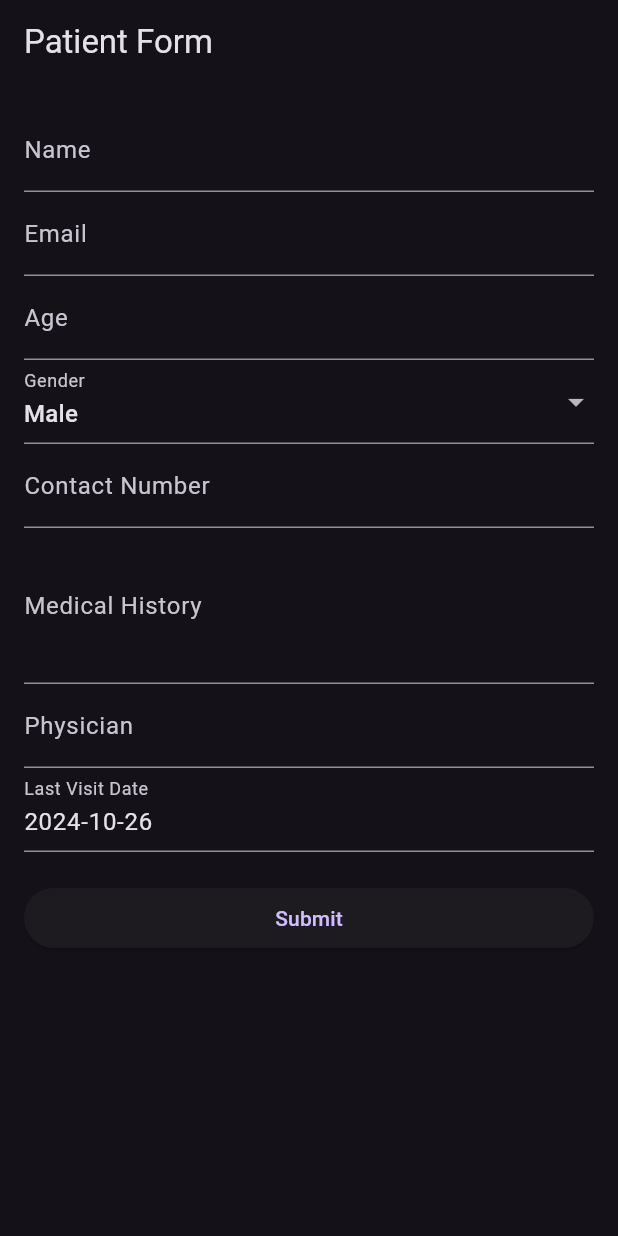
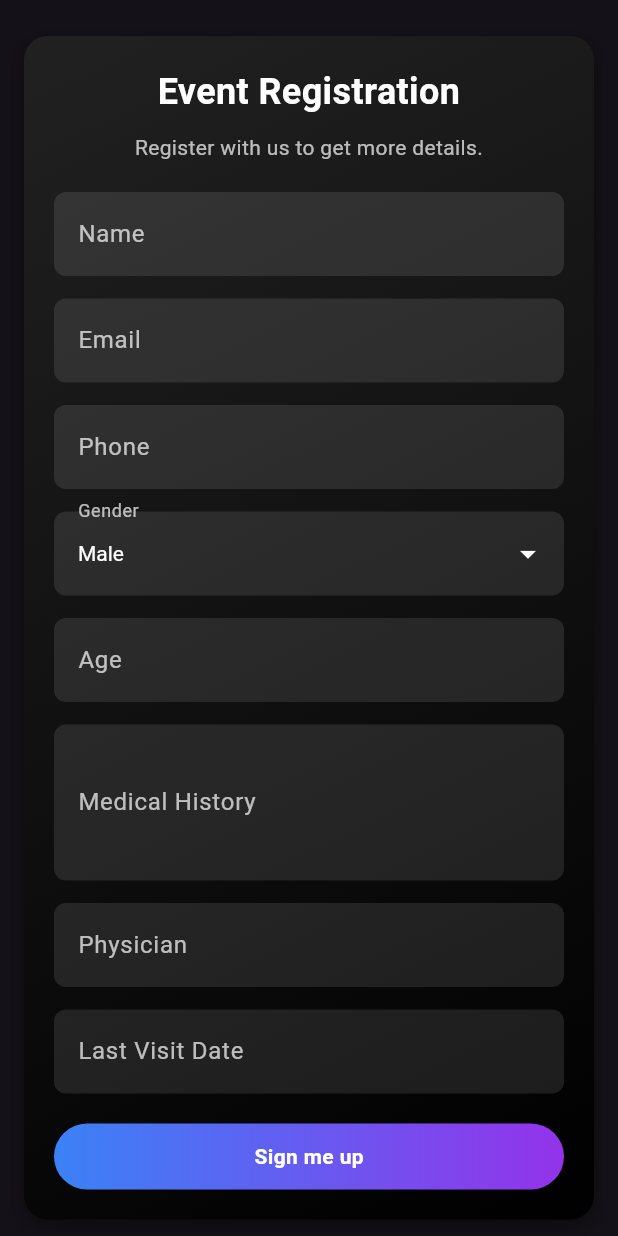
Before and after one commit to Agile-Avenger/app, a Flutter app: the PatientForm screen opened directly with empty values, on a phone screen of 412 x 824 dp. Run offline on Flutter 3.47's test engine with Material 3 defaults, Android fonts, the phone set to English and light mode, and no system bars; our stand-ins replace file_picker, firebase_auth, firebase_core, flutter_animate, font_awesome_flutter, google_sign_in and 2 more; accounts and stored records are empty.

Commit message:
update code

```diff
--- a/flutter_frontend/lib/pages/patient_form.dart
+++ b/flutter_frontend/lib/pages/patient_form.dart
@@ -1,11 +1,11 @@
 import 'package:flutter/material.dart';
-import 'package:intl/intl.dart'; // Import for date formatting
+import 'package:flutter_frontend/pages/home_page.dart';
+import 'package:intl/intl.dart';
 
 class PatientForm extends StatefulWidget {
   final String userEmail;
   final String userName;
 
-  // Constructor to accept the user's email and name
   PatientForm({required this.userEmail, required this.userName});
 
   @override
@@ -26,152 +26,253 @@ class _PatientFormState extends State<PatientForm> {
   @override
   void initState() {
     super.initState();
-    name = widget.userName; // Set default name from login
-    email = widget.userEmail; // Set default email from login
+    name = widget.userName;
+    email = widget.userEmail;
   }
 
   @override
   Widget build(BuildContext context) {
     return Scaffold(
-      appBar: AppBar(title: const Text('Patient Form')),
-      body: Padding(
-        padding: const EdgeInsets.all(16.0),
+      body: Center(
+        child: SingleChildScrollView(
+          padding: const EdgeInsets.symmetric(horizontal: 16.0, vertical: 24.0),
+          child: Container(
+            width: 800, // Set desired width for the card
+            padding: const EdgeInsets.all(20),
+            decoration: BoxDecoration(
+              borderRadius: BorderRadius.circular(16),
+              gradient: LinearGradient(
+                colors: [Colors.grey.shade900, Colors.black],
+                begin: Alignment.topLeft,
+                end: Alignment.bottomRight,
+              ),
+              boxShadow: [
+                const BoxShadow(
+                  color: Colors.black45,
+                  blurRadius: 10,
+                  offset: Offset(0, 4),
+                ),
+              ],
+            ),
             child: Form(
               key: _formKey,
-          child: ListView(
+              child: Column(
+                crossAxisAlignment: CrossAxisAlignment.stretch,
                 children: [
-              TextFormField(
+                  const Text(
+                    'Event Registration',
+                    style: TextStyle(
+                      color: Colors.white,
+                      fontSize: 24,
+                      fontWeight: FontWeight.bold,
+                    ),
+                    textAlign: TextAlign.center,
+                  ),
+                  const SizedBox(height: 10),
+                  const Text(
+                    'Register with us to get more details.',
+                    style: TextStyle(color: Colors.white70, fontSize: 14),
+                    textAlign: TextAlign.center,
+                  ),
+                  const SizedBox(height: 20),
+                  _buildTextField(
                     initialValue: name,
-                decoration: const InputDecoration(labelText: 'Name'),
-                validator: (value) {
-                  if (value == null || value.isEmpty) {
-                    return 'Please enter your name';
-                  }
-                  return null;
-                },
-                onChanged: (value) {
-                  name = value;
-                },
+                    label: 'Name',
+                    hint: 'Enter your name',
+                    validator: (value) => (value == null || value.isEmpty)
+                        ? 'Please enter your name'
+                        : null,
+                    onChanged: (value) => name = value,
                   ),
-              TextFormField(
+                  const SizedBox(height: 15),
+                  _buildTextField(
                     initialValue: email,
-                decoration: const InputDecoration(labelText: 'Email'),
-                validator: (value) {
-                  if (value == null ||
-                      value.isEmpty ||
-                      !RegExp(r'\S+@\S+\.\S+').hasMatch(value)) {
-                    return 'Please enter a valid email';
-                  }
-                  return null;
-                },
-                onChanged: (value) {
-                  email = value;
-                },
+                    label: 'Email',
+                    hint: 'Enter your email',
+                    validator: (value) => (value == null || value.isEmpty)
+                        ? 'Please enter your email'
+                        : null,
+                    onChanged: (value) => email = value,
                   ),
-              TextFormField(
-                decoration: const InputDecoration(labelText: 'Age'),
+                  const SizedBox(height: 15),
+                  _buildTextField(
+                    label: 'Phone',
+                    hint: 'Enter your contact number',
+                    keyboardType: TextInputType.phone,
+                    onChanged: (value) => number = value,
+                  ),
+                  const SizedBox(height: 15),
+                  _buildDropdown(
+                    value: gender,
+                    label: 'Gender',
+                    items: ['Male', 'Female', 'Other'],
+                    onChanged: (value) => setState(() => gender = value!),
+                  ),
+                  const SizedBox(height: 15),
+                  _buildTextField(
+                    label: 'Age',
+                    hint: 'Enter your age',
                     keyboardType: TextInputType.number,
-                validator: (value) {
-                  if (value == null || value.isEmpty) {
-                    return 'Please enter your age';
-                  }
-                  return null;
-                },
-                onChanged: (value) {
-                  age = int.tryParse(value) ?? 0;
-                },
+                    validator: (value) => (value == null || value.isEmpty)
+                        ? 'Please enter your age'
+                        : null,
+                    onChanged: (value) => age = int.tryParse(value) ?? 0,
                   ),
-              DropdownButtonFormField<String>(
-                value: gender,
-                decoration: const InputDecoration(labelText: 'Gender'),
-                items: <String>['Male', 'Female', 'Other']
-                    .map<DropdownMenuItem<String>>((String value) {
-                  return DropdownMenuItem<String>(
-                    value: value,
-                    child: Text(value),
-                  );
-                }).toList(),
-                onChanged: (value) {
-                  setState(() {
-                    gender = value!;
-                  });
-                },
+                  const SizedBox(height: 15),
+                  _buildTextField(
+                    label: 'Medical History',
+                    hint: 'Enter your medical history',
+                    maxLines: 3,
+                    onChanged: (value) => medicalHistory = value,
                   ),
-              TextFormField(
-                decoration: const InputDecoration(labelText: 'Contact Number'),
-                keyboardType: TextInputType.phone,
-                validator: (value) {
-                  if (value == null || value.isEmpty) {
-                    return 'Please enter your contact number';
-                  }
-                  return null;
-                },
-                onChanged: (value) {
-                  number = value;
-                },
+                  const SizedBox(height: 15),
+                  _buildTextField(
+                    label: 'Physician',
+                    hint: 'Enter your physician\'s name',
+                    onChanged: (value) => physician = value,
                   ),
-              TextFormField(
-                decoration: const InputDecoration(labelText: 'Medical History'),
-                maxLines: 3,
-                validator: (value) {
-                  if (value == null || value.isEmpty) {
-                    return 'Please enter your medical history';
-                  }
-                  return null;
-                },
-                onChanged: (value) {
-                  medicalHistory = value;
-                },
-              ),
-              TextFormField(
-                decoration: const InputDecoration(labelText: 'Physician'),
-                validator: (value) {
-                  if (value == null || value.isEmpty) {
-                    return 'Please enter your physician\'s name';
-                  }
-                  return null;
-                },
-                onChanged: (value) {
-                  physician = value;
-                },
-              ),
-              TextFormField(
-                decoration: const InputDecoration(labelText: 'Last Visit Date'),
-                readOnly: true,
+                  const SizedBox(height: 15),
+                  GestureDetector(
                     onTap: () async {
                       DateTime? pickedDate = await showDatePicker(
                         context: context,
                         initialDate: lastVisit,
                         firstDate: DateTime(2000),
                         lastDate: DateTime.now(),
+                        builder: (context, child) {
+                          return Theme(
+                            data: ThemeData.dark().copyWith(
+                              colorScheme: ColorScheme.dark(
+                                primary: Colors.tealAccent,
+                                onPrimary: Colors.black,
+                                surface: Colors.grey.shade800,
+                                onSurface: Colors.white,
+                              ),
+                            ),
+                            child: child!,
+                          );
+                        },
                       );
                       if (pickedDate != null && pickedDate != lastVisit) {
-                    setState(() {
-                      lastVisit = pickedDate;
-                    });
+                        setState(() => lastVisit = pickedDate);
                       }
                     },
-                controller: TextEditingController(
-                  text: DateFormat('yyyy-MM-dd').format(lastVisit),
+                    child: AbsorbPointer(
+                      child: _buildTextField(
+                        label: 'Last Visit Date',
+                        hint: DateFormat('yyyy-MM-dd').format(lastVisit),
+                        onChanged: (String) {},
+                      ),
                     ),
                   ),
                   const SizedBox(height: 20),
-              ElevatedButton(
-                onPressed: () {
+                  SizedBox(
+                    width: 150, // Set desired width
+                    child: Container(
+                      padding: const EdgeInsets.symmetric(
+                          horizontal: 24, vertical: 12),
+                      decoration: BoxDecoration(
+                        gradient: const LinearGradient(
+                          colors: [
+                            Color(0xFF3b82f6),
+                            Color(0xFF9333ea),
+                          ],
+                        ),
+                        borderRadius: BorderRadius.circular(30),
+                      ),
+                      child: InkWell(
+                        onTap: () {
                           if (_formKey.currentState!.validate()) {
-                    // Process data (e.g., save to database)
-                    print(
-                        'Name: $name, Email: $email, Age: $age, Gender: $gender, '
-                        'Number: $number, Medical History: $medicalHistory, Physician: $physician, '
-                        'Last Visit: ${DateFormat('yyyy-MM-dd').format(lastVisit)}');
+                            // Navigate to HomePage on successful form validation
+                            Navigator.pushReplacement(
+                              context,
+                              MaterialPageRoute(
+                                builder: (context) => HomePage(),
+                              ),
+                            );
                           }
                         },
-                child: const Text('Submit'),
+                        child: const Center(
+                          child: Text(
+                            'Sign me up',
+                            style: TextStyle(
+                              color: Colors.white,
+                              fontSize: 14,
+                              fontWeight: FontWeight.bold,
+                            ),
+                          ),
+                        ),
+                      ),
+                    ),
                   ),
                 ],
               ),
             ),
           ),
+        ),
+      ),
+    );
+  }
+
+  Widget _buildTextField({
+    String? initialValue,
+    required String label,
+    required String hint,
+    int maxLines = 1,
+    TextInputType keyboardType = TextInputType.text,
+    required Function(String) onChanged,
+    String? Function(String?)? validator, // Optional validator
+  }) {
+    return TextFormField(
+      initialValue: initialValue,
+      maxLines: maxLines,
+      keyboardType: keyboardType,
+      style: const TextStyle(color: Colors.white),
+      decoration: InputDecoration(
+        labelText: label,
+        labelStyle: const TextStyle(color: Colors.white70),
+        hintText: hint,
+        hintStyle: const TextStyle(color: Colors.white54),
+        filled: true,
+        fillColor: Colors.white.withOpacity(0.1),
+        border: OutlineInputBorder(
+          borderRadius: BorderRadius.circular(8),
+          borderSide: BorderSide.none,
+        ),
+      ),
+      validator: validator, // Use the optional validator
+      onChanged: onChanged,
+    );
+  }
+
+  Widget _buildDropdown({
+    required String value,
+    required String label,
+    required List<String> items,
+    required Function(String?) onChanged,
+  }) {
+    return DropdownButtonFormField<String>(
+      value: value,
+      style: const TextStyle(color: Colors.white),
+      decoration: InputDecoration(
+        labelText: label,
+        labelStyle: const TextStyle(color: Colors.white70),
+        filled: true,
+        fillColor: Colors.white.withOpacity(0.1),
+        border: OutlineInputBorder(
+          borderRadius: BorderRadius.circular(8),
+          borderSide: BorderSide.none,
+        ),
+      ),
+      dropdownColor: Colors.grey.shade800,
+      iconEnabledColor: Colors.white,
+      items: items.map((String item) {
+        return DropdownMenuItem<String>(
+          value: item,
+          child: Text(item),
+        );
+      }).toList(),
+      onChanged: onChanged,
     );
   }
 }
```
Also changed, not shown: flutter_frontend/lib/pages/landing_page.dart (+54 -14 lines), flutter_frontend/lib/pages/profile_page.dart (+44 -55 lines). Lines whose indentation alone changed are shown as unchanged.
